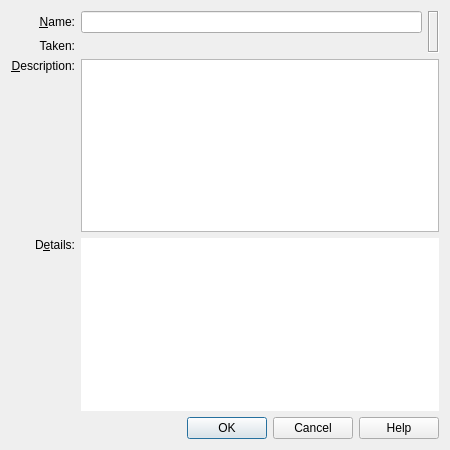
First picture: the form in vbox/src/VBox/Frontends/VirtualBox/ui/VBoxSnapshotDetailsDlg.ui, repository jljuxgm/vboxgit, before the edit.
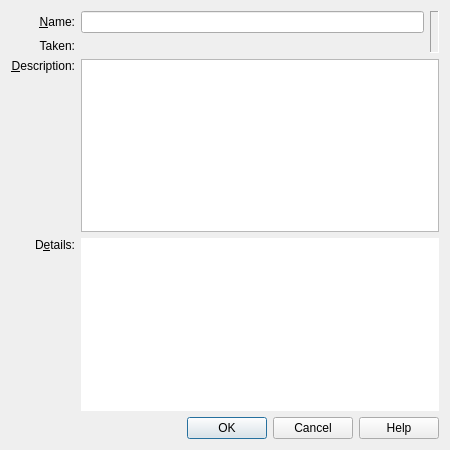
Second picture: the form after the edit. Icons and pictures are not drawn. Custom widgets are drawn as their Qt base class.

Commit message:
commit_24736 ------------------------------------------------------------------------ r24736 | vboxsync | 2009-11-18 03:38:09 +0800 (Wed, 18 Nov 2009) | 1 line
FE/Qt4: Snapshot Details: Thumbnail frame shape changed Box => Panel.
------------------------------------------------------------------------

```diff
--- a/vbox/src/VBox/Frontends/VirtualBox/ui/VBoxSnapshotDetailsDlg.ui
+++ b/vbox/src/VBox/Frontends/VirtualBox/ui/VBoxSnapshotDetailsDlg.ui
@@ -65,7 +65,7 @@
       <string>Click to enlarge the screenshot.</string>
      </property>
      <property name="frameShape">
-      <enum>QFrame::Box</enum>
+      <enum>QFrame::Panel</enum>
      </property>
      <property name="frameShadow">
       <enum>QFrame::Sunken</enum>
```
